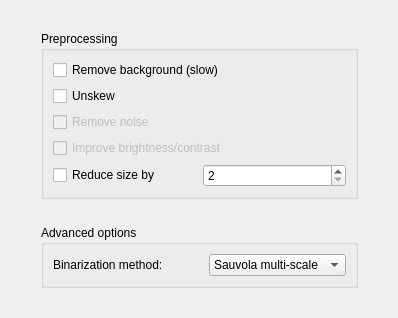
Above: scribo/demo/wizard/ui/preprocessing_widget.ui from glazzara/olena before the change. Below: the same form after it.
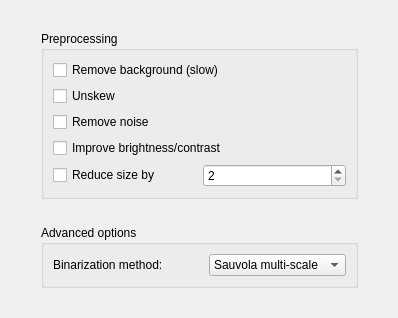
That is the form after the change.

The edit to the form file:
```diff
--- a/scribo/demo/wizard/ui/preprocessing_widget.ui
+++ b/scribo/demo/wizard/ui/preprocessing_widget.ui
@@ -70,7 +70,7 @@
         <item>
          <widget class="QCheckBox" name="removeNoise" >
           <property name="enabled" >
-           <bool>false</bool>
+           <bool>true</bool>
           </property>
           <property name="text" >
            <string>Remove noise</string>
@@ -83,7 +83,7 @@
         <item>
          <widget class="QCheckBox" name="improveContrast" >
           <property name="enabled" >
-           <bool>false</bool>
+           <bool>true</bool>
           </property>
           <property name="text" >
            <string>Improve brightness/contrast</string>
```
